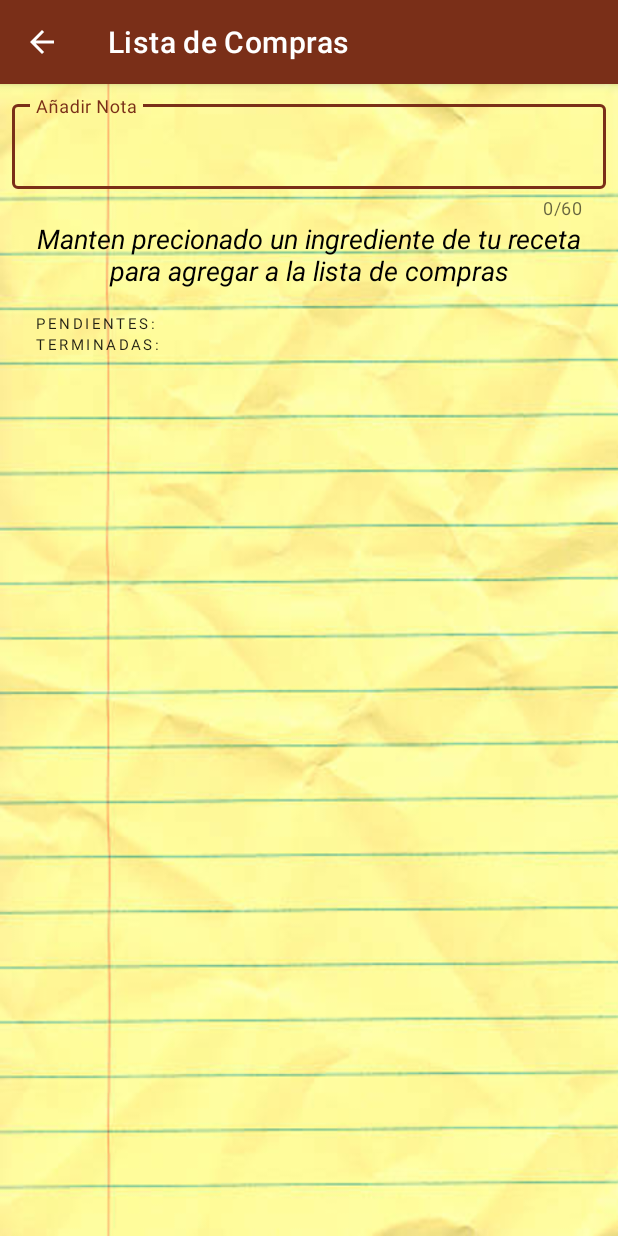
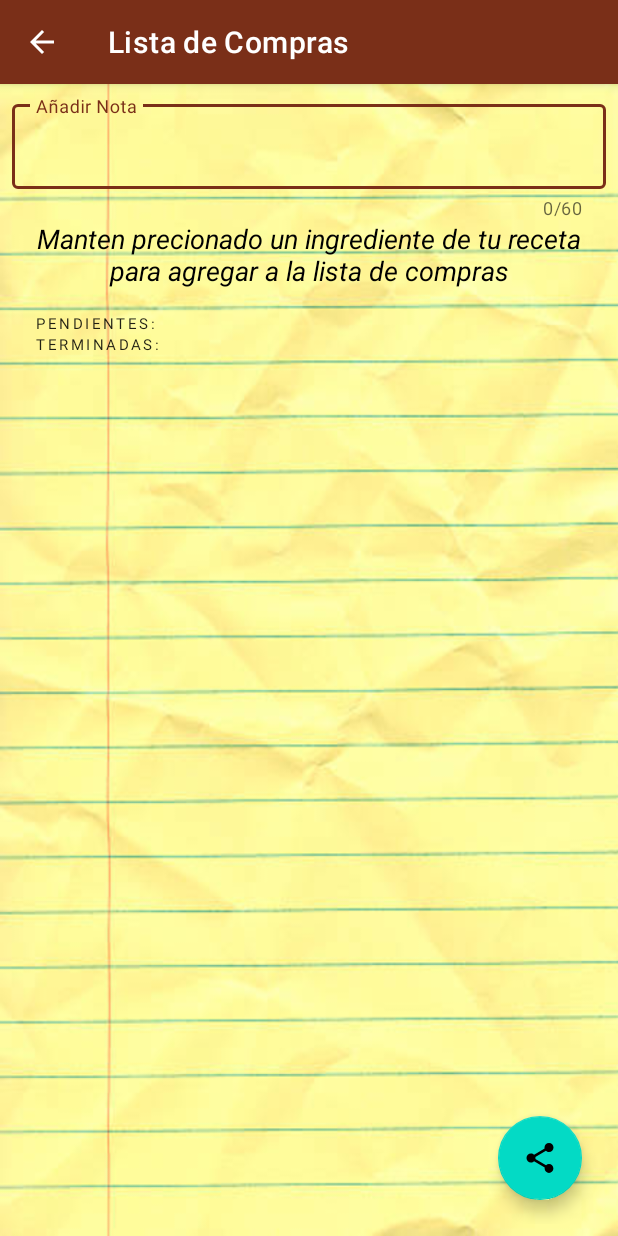
Before and after one commit to geekmaster69/Cocina_Rapida, an Android app: the ShoppingListActivity screen opened directly, with no data from a screen before it, on a phone screen of 412 x 824 dp. Run offline under Robolectric (Android 15) with nearby library versions, the phone set to English and light mode, and no system bars.

Commit message:
nuevo formato

```diff
--- a/app/src/main/java/com/example/cocinarapida/DatabaseHelper.kt
+++ b/app/src/main/java/com/example/cocinarapida/DatabaseHelper.kt
@@ -41,14 +41,13 @@ class DatabaseHelper(context: Context) : SQLiteOpenHelper(context, Constants.DAT
         return notes
     }
 
-    fun insertNote(note: Note): Long{
+    fun insertNote(note: Note): Long {
         val database = this.writableDatabase
         val contentValues = ContentValues().apply {
             put(Constants.PROPERTY_DESCRIPTION, note.description)
             put(Constants.PROPERTY_IS_FINISHED, note.isFinished)
         }
-        val resultId = database.insert(Constants.ENTITY_NOTE, null, contentValues)
-        return resultId
+        return database.insert(Constants.ENTITY_NOTE, null, contentValues)
     }
 
     fun updateNote(note: Note): Boolean{
--- a/app/src/main/java/com/example/cocinarapida/ShoppingListActivity.kt
+++ b/app/src/main/java/com/example/cocinarapida/ShoppingListActivity.kt
@@ -1,7 +1,6 @@
 package com.example.cocinarapida
 
 import android.content.Intent
-import android.net.Uri
 import androidx.appcompat.app.AppCompatActivity
 import android.os.Bundle
 import android.view.KeyEvent
@@ -40,25 +39,17 @@ class ShoppingListActivity : AppCompatActivity(), OnClickListener {
             adapter = notesFinishedAdapter
         }
 
-//        binding.shareMail.setOnClickListener {
-//
-//            val info = database.getAllNotes()
-//
-//            info.forEach { note ->
-//                val lissend = arrayListOf(note)
-//
-//            }
-//            val intent = Intent(Intent.ACTION_SENDTO).apply {
-//                data = Uri.parse("mailto:")
-//                putExtra(Intent.EXTRA_EMAIL, arrayOf("micorreo@gmail.com"))
-//                putExtra(Intent.EXTRA_SUBJECT, "base de datos")
-//                putExtra(Intent.EXTRA_TEXT, lissend.toString())
-//            }
-//            startActivity(intent)
-//
-//        }
+        binding.shareMail.setOnClickListener {
 
-        binding.etDescription.setOnKeyListener(View.OnKeyListener { v, keyCode, event ->
+            val info = database.getAllNotes().map { it.description}
+            val intent = Intent(Intent.ACTION_SEND)
+            intent.putExtra(Intent.EXTRA_TEXT,info.toString())
+            intent.type = "text/plain"
+            startActivity(Intent.createChooser(intent,"Enviar Lista de Compras"))
+
+        }
+
+        binding.etDescription.setOnKeyListener(View.OnKeyListener { _, keyCode, event ->
             if (keyCode == KeyEvent.KEYCODE_ENTER && event.action == KeyEvent.ACTION_UP) {
                 if (binding.etDescription.text.toString().isNotBlank()){
                     val note = Note (description = binding.etDescription.text.toString().trim())
@@ -109,26 +100,21 @@ class ShoppingListActivity : AppCompatActivity(), OnClickListener {
         }
     }
 
-    fun sendList(note: Note){
-
-
-
-
-    }
-
     override fun onLongClick(note: Note, currentAdapter: NoteAdapter) {
         val builder = AlertDialog.Builder(this)
             .setTitle(getString(R.string.alert_dialog))
-            .setPositiveButton(getString(R.string.dialog_ok), { dialogInterface, i ->
+            .setPositiveButton(getString(R.string.dialog_ok)) { _, _ ->
                 if (database.deleteNote(note)) {
                     currentAdapter.remove(note)
-                    Toast.makeText(this, "Se elimino " +
-                            "${note.description} a la lista de compras",
-                               Toast.LENGTH_SHORT).show()
-                }else{
+                    Toast.makeText(
+                        this, "Se elimino " +
+                                "${note.description} a la lista de compras",
+                        Toast.LENGTH_SHORT
+                    ).show()
+                } else {
                     showMesssage(R.string.message_write_database_error)
                 }
-            })
+            }
             .setNegativeButton(getString(R.string.dialog_cancel), null)
         builder.create().show()
     }
@@ -154,12 +140,3 @@ class ShoppingListActivity : AppCompatActivity(), OnClickListener {
 
     }
 }
-
-
-
-
-//intent = Intent(Intent.ACTION_SEND)
-//intent.putExtra(Intent.EXTRA_TEXT, "${notesAdapter.noteList}")
-//intent.setType("text/plain")
-//intent.setPackage("com.whatsapp")
-//startActivity(intent)
--- a/app/src/main/res/layout/activity_shopping_list.xml
+++ b/app/src/main/res/layout/activity_shopping_list.xml
@@ -83,13 +83,13 @@
 
     </LinearLayout>
 
-<!--    <com.google.android.material.floatingactionbutton.FloatingActionButton-->
-<!--        android:id="@+id/share_mail"-->
-<!--        android:layout_width="wrap_content"-->
-<!--        android:layout_height="wrap_content"-->
-<!--        android:layout_gravity="bottom|end"-->
-<!--        android:layout_margin="16dp"-->
-<!--        android:src="@drawable/ic_share"/>-->
+    <com.google.android.material.floatingactionbutton.FloatingActionButton
+        android:id="@+id/share_mail"
+        android:layout_width="wrap_content"
+        android:layout_height="wrap_content"
+        android:layout_gravity="bottom|end"
+        android:layout_margin="16dp"
+        android:src="@drawable/ic_share"/>
 
 
 </androidx.coordinatorlayout.widget.CoordinatorLayout>
```
